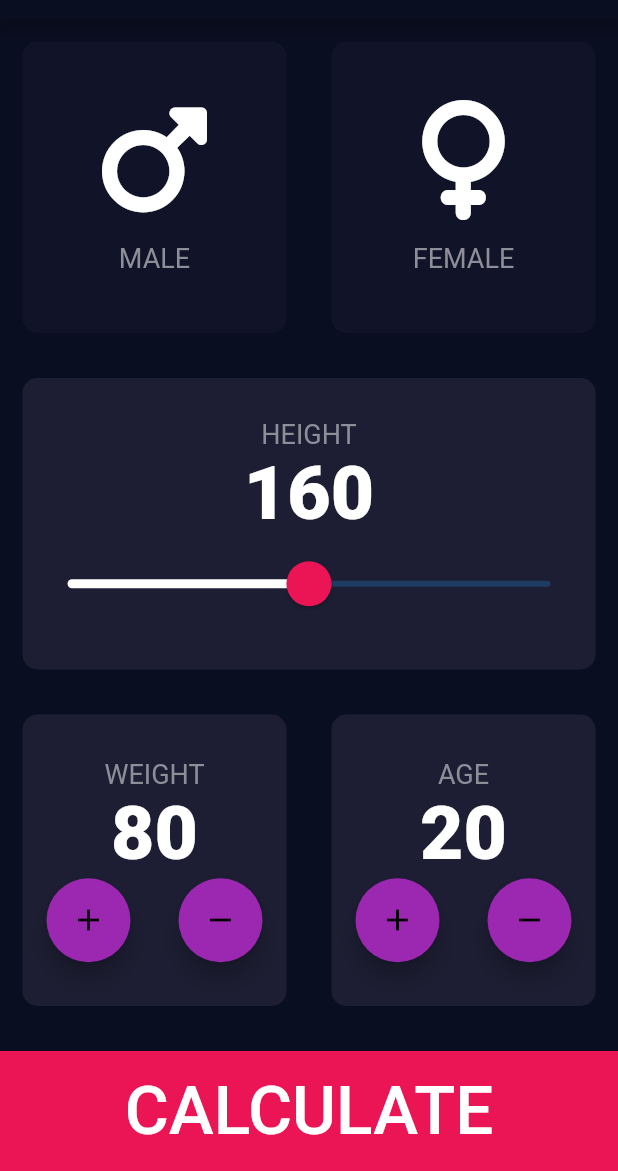
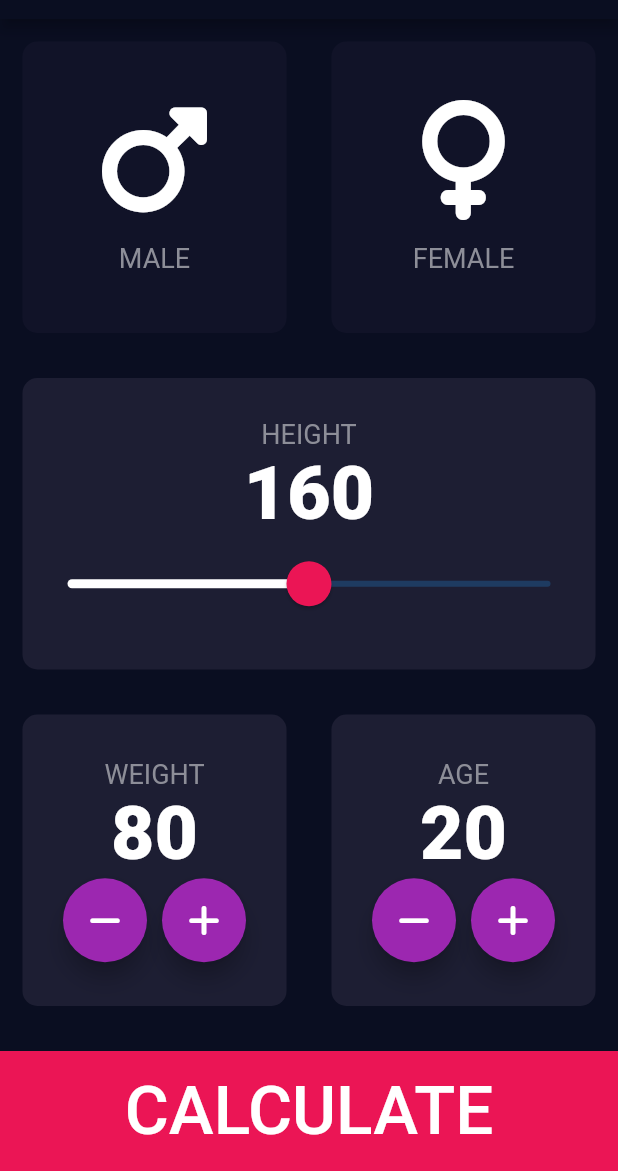
Before and after one commit to matatoMatata94/bmi_calculator, a Flutter app: the screen it shows after launch, on a phone screen of 412 x 824 dp, the part 65-1236 px from its top. Run offline on Flutter 3.47's test engine with Material 2 defaults, Android fonts, the phone set to English and light mode, and no system bars; our stand-ins replace font_awesome_flutter.

Commit message:
Created RoundIconButton()
Created RoundIconButton() instead of using FloatingActionButton()

```diff
--- a/lib/input_page.dart
+++ b/lib/input_page.dart
@@ -6,6 +6,7 @@ import 'package:font_awesome_flutter/font_awesome_flutter.dart';
 import 'background_card.dart';
 import 'constants.dart';
 import 'icon_content.dart';
+import 'round_icon_button.dart';
 
 enum Gender { male, female }
 
@@ -19,9 +20,41 @@ class InputPage extends StatefulWidget {
 class _InputPageState extends State<InputPage> {
   Gender? selectedGender;
 
-  double heightValue = 160;
-  int weightValue = 80;
-  int ageValue = 20;
+  double height = 160;
+  int weight = 80;
+  int age = 20;
+
+  //Dialog to show your BMI
+  Future<void> _dialogBuilder(BuildContext context, double bmi) {
+    return showDialog<void>(
+      context: context,
+      builder: (BuildContext context) {
+        return AlertDialog(
+          title: const Text(
+            'Your BMI',
+            style: TextStyle(
+              fontSize: 50,
+            ),
+          ),
+          content: Text(
+            bmi.round().toString(),
+            style: const TextStyle(fontSize: 25),
+          ),
+          actions: <Widget>[
+            TextButton(
+              style: TextButton.styleFrom(
+                textStyle: Theme.of(context).textTheme.labelLarge,
+              ),
+              child: const Text('OK'),
+              onPressed: () {
+                Navigator.of(context).pop();
+              },
+            ),
+          ],
+        );
+      },
+    );
+  }
 
   @override
   Widget build(BuildContext context) {
@@ -81,13 +114,7 @@ class _InputPageState extends State<InputPage> {
                       'HEIGHT',
                       style: kIconCardStyle,
                     ),
-                    Text(
-                      heightValue.round().toString(),
-                      style: const TextStyle(
-                        fontSize: 50,
-                        fontWeight: FontWeight.w900,
-                      ),
-                    ),
+                    Text(height.round().toString(), style: kNumberStyle),
                     SliderTheme(
                       data: SliderTheme.of(context).copyWith(
                           inactiveTickMarkColor: const Color(0xFF8D8E98),
@@ -101,9 +128,9 @@ class _InputPageState extends State<InputPage> {
                       child: Slider(
                           max: 200,
                           min: 120,
-                          value: heightValue,
+                          value: height,
                           onChanged: (newValue) {
-                            setState(() => heightValue = newValue);
+                            setState(() => height = newValue);
                           }),
                     ),
                   ],
@@ -124,27 +151,30 @@ class _InputPageState extends State<InputPage> {
                             style: kIconCardStyle,
                           ),
                           Text(
-                            weightValue.toString(),
+                            weight.toString(),
                             style: kNumberStyle,
                           ),
                           Row(
-                            mainAxisAlignment: MainAxisAlignment.spaceAround,
+                            mainAxisAlignment: MainAxisAlignment.center,
                             children: [
-                              FloatingActionButton(
-                                child: const Icon(Icons.add),
+                              RoundIconButton(
                                 onPressed: () {
                                   setState(() {
-                                    weightValue++;
+                                    weight--;
                                   });
                                 },
+                                icon: FontAwesomeIcons.minus,
                               ),
-                              FloatingActionButton(
-                                child: const Icon(Icons.remove),
+                              const SizedBox(
+                                width: 10.0,
+                              ),
+                              RoundIconButton(
                                 onPressed: () {
                                   setState(() {
-                                    weightValue--;
+                                    weight++;
                                   });
                                 },
+                                icon: FontAwesomeIcons.plus,
                               ),
                             ],
                           ),
@@ -163,27 +193,30 @@ class _InputPageState extends State<InputPage> {
                             style: kIconCardStyle,
                           ),
                           Text(
-                            ageValue.toString(),
+                            age.toString(),
                             style: kNumberStyle,
                           ),
                           Row(
-                            mainAxisAlignment: MainAxisAlignment.spaceAround,
+                            mainAxisAlignment: MainAxisAlignment.center,
                             children: [
-                              FloatingActionButton(
-                                child: const Icon(Icons.add),
+                              RoundIconButton(
                                 onPressed: () {
                                   setState(() {
-                                    ageValue++;
+                                    age--;
                                   });
                                 },
+                                icon: FontAwesomeIcons.minus,
                               ),
-                              FloatingActionButton(
-                                child: const Icon(Icons.remove),
+                              const SizedBox(
+                                width: 10,
+                              ),
+                              RoundIconButton(
                                 onPressed: () {
                                   setState(() {
-                                    ageValue--;
+                                    age++;
                                   });
                                 },
+                                icon: FontAwesomeIcons.plus,
                               ),
                             ],
                           ),
@@ -204,8 +237,8 @@ class _InputPageState extends State<InputPage> {
                   'CALCULATE',
                   style: TextStyle(fontSize: 45),
                 ),
-                onPressed: () => _dialogBuilder(
-                    context, weightValue / pow(heightValue / 100, 2)),
+                onPressed: () =>
+                    _dialogBuilder(context, weight / pow(height / 100, 2)),
               ),
             ),
           ],
@@ -213,35 +246,4 @@ class _InputPageState extends State<InputPage> {
       ),
     );
   }
-
-  Future<void> _dialogBuilder(BuildContext context, double bmi) {
-    return showDialog<void>(
-      context: context,
-      builder: (BuildContext context) {
-        return AlertDialog(
-          title: const Text(
-            'Your BMI',
-            style: TextStyle(
-              fontSize: 50,
-            ),
-          ),
-          content: Text(
-            bmi.round().toString(),
-            style: const TextStyle(fontSize: 25),
-          ),
-          actions: <Widget>[
-            TextButton(
-              style: TextButton.styleFrom(
-                textStyle: Theme.of(context).textTheme.labelLarge,
-              ),
-              child: const Text('OK'),
-              onPressed: () {
-                Navigator.of(context).pop();
-              },
-            ),
-          ],
-        );
-      },
-    );
-  }
 }
--- /dev/null
+++ b/lib/round_icon_button.dart
@@ -0,0 +1,23 @@
+import 'package:flutter/material.dart';
+
+class RoundIconButton extends StatelessWidget {
+  const RoundIconButton({required this.onPressed, required this.icon});
+
+  final Function()? onPressed;
+  final IconData? icon;
+
+  @override
+  Widget build(BuildContext context) {
+    return RawMaterialButton(
+      onPressed: onPressed,
+      constraints: const BoxConstraints.tightFor(
+        width: 56.0,
+        height: 56.0,
+      ),
+      shape: const CircleBorder(),
+      fillColor: Colors.purple,
+      elevation: 6.0,
+      child: Icon(icon),
+    );
+  }
+}
```
